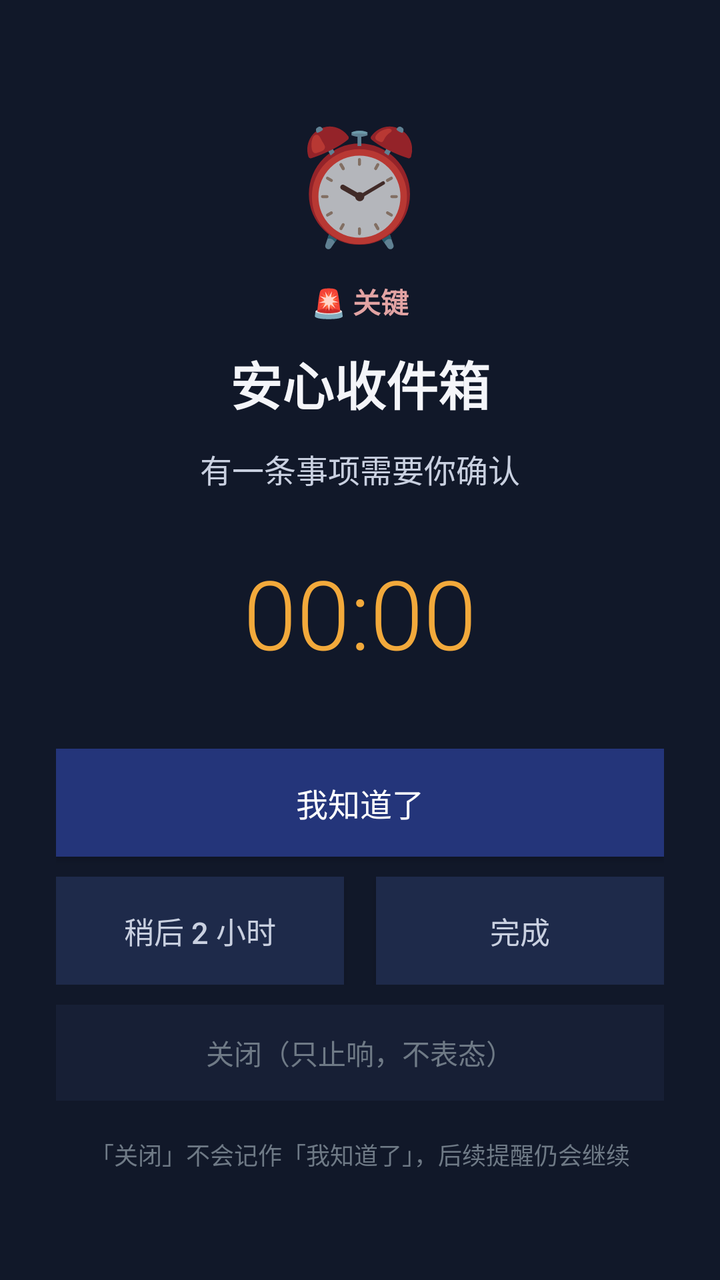
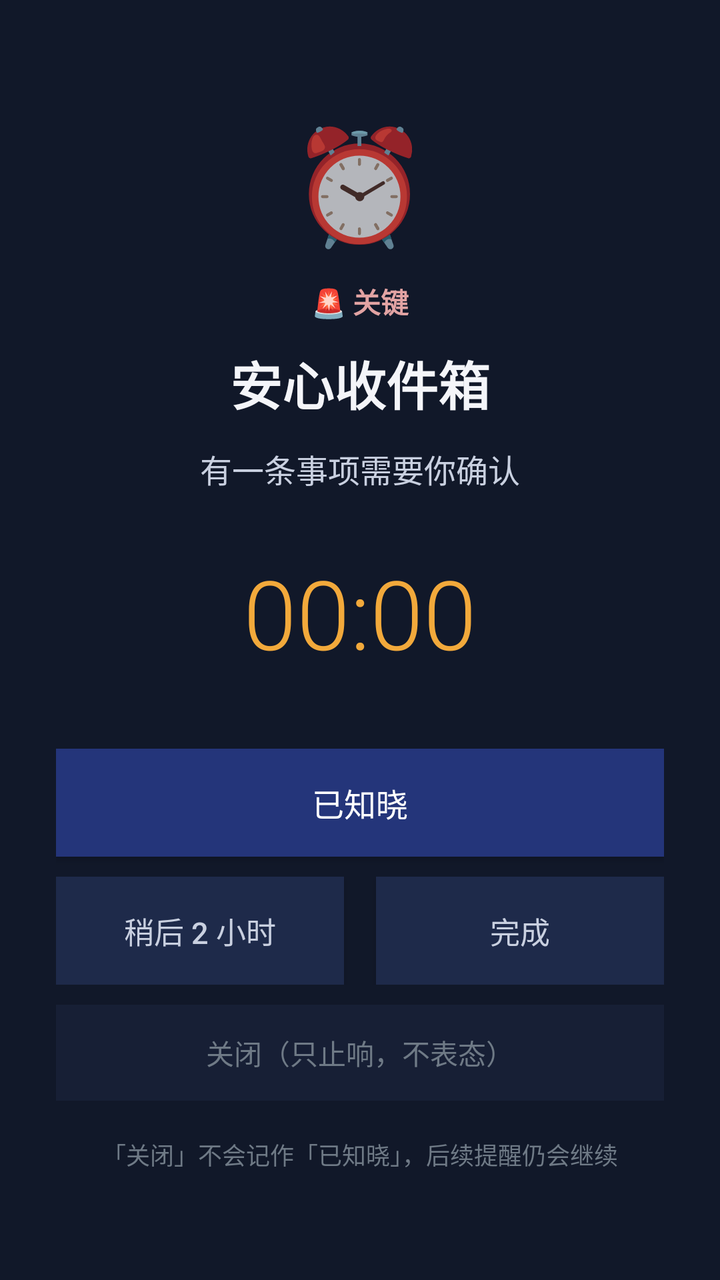

An Android layout rendered at two revisions. The XML below is the earlier revision; the diff shows what the commit changed to produce the second picture.
<!-- AndroidManifest.xml: activity theme AppTheme.Alarm -->
<!-- res/layout/activity_alarm.xml -->
<?xml version="1.0" encoding="utf-8"?>
<LinearLayout xmlns:android="http://schemas.android.com/apk/res/android"
    android:layout_width="match_parent"
    android:layout_height="match_parent"
    android:background="#111829"
    android:gravity="center"
    android:orientation="vertical"
    android:padding="28dp">

    <TextView
        android:layout_width="wrap_content"
        android:layout_height="wrap_content"
        android:text="⏰"
        android:textSize="56sp" />

    <TextView
        android:id="@+id/alarmLevel"
        android:layout_width="wrap_content"
        android:layout_height="wrap_content"
        android:layout_marginTop="12dp"
        android:text="🚨 关键"
        android:textColor="#E2A3A3"
        android:textSize="14sp"
        android:textStyle="bold" />

    <TextView
        android:id="@+id/alarmTitle"
        android:layout_width="match_parent"
        android:layout_height="wrap_content"
        android:layout_marginTop="12dp"
        android:gravity="center"
        android:text="安心收件箱"
        android:textColor="#F4F5F9"
        android:textSize="26sp"
        android:textStyle="bold" />

    <TextView
        android:id="@+id/alarmBody"
        android:layout_width="match_parent"
        android:layout_height="wrap_content"
        android:layout_marginTop="12dp"
        android:gravity="center"
        android:text="有一条事项需要你确认"
        android:textColor="#C9D0E0"
        android:textSize="16sp" />

    <TextView
        android:id="@+id/alarmClockText"
        android:layout_width="wrap_content"
        android:layout_height="wrap_content"
        android:layout_marginTop="28dp"
        android:fontFamily="sans-serif-light"
        android:text="00:00"
        android:textColor="#F2A93B"
        android:textSize="48sp" />

    <LinearLayout
        android:layout_width="match_parent"
        android:layout_height="wrap_content"
        android:layout_marginTop="36dp"
        android:orientation="vertical">

        <Button
            android:id="@+id/btnAck"
            android:layout_width="match_parent"
            android:layout_height="54dp"
            android:background="#24357A"
            android:text="我知道了"
            android:textColor="#FFFFFF"
            android:textSize="16sp" />

        <LinearLayout
            android:layout_width="match_parent"
            android:layout_height="wrap_content"
            android:layout_marginTop="10dp"
            android:orientation="horizontal">

            <Button
                android:id="@+id/btnSnooze"
                android:layout_width="0dp"
                android:layout_height="54dp"
                android:layout_marginEnd="8dp"
                android:layout_weight="1"
                android:background="#1E2A4A"
                android:text="稍后 2 小时"
                android:textColor="#C9D0E0"
                android:textSize="15sp" />

            <Button
                android:id="@+id/btnDone"
                android:layout_width="0dp"
                android:layout_height="54dp"
                android:layout_marginStart="8dp"
                android:layout_weight="1"
                android:background="#1E2A4A"
                android:text="完成"
                android:textColor="#C9D0E0"
                android:textSize="15sp" />
        </LinearLayout>

        <Button
            android:id="@+id/btnDismiss"
            android:layout_width="match_parent"
            android:layout_height="48dp"
            android:layout_marginTop="10dp"
            android:background="#171F35"
            android:text="关闭（只止响，不表态）"
            android:textColor="#6f7a86"
            android:textSize="14sp" />
    </LinearLayout>

    <TextView
        android:layout_width="match_parent"
        android:layout_height="wrap_content"
        android:layout_marginTop="18dp"
        android:gravity="center"
        android:text="「关闭」不会记作「我知道了」，后续提醒仍会继续"
        android:textColor="#6f7a86"
        android:textSize="12sp" />
</LinearLayout>
<!-- resources referenced by this layout -->
<resources>
  <style name="AppTheme.Alarm" parent="Theme.AppCompat.NoActionBar">
          <item name="android:windowBackground">#0F1A14</item>
          <item name="android:statusBarColor">#0F1A14</item>
          <item name="android:navigationBarColor">#0F1A14</item>
          <item name="android:windowShowWallpaper">false</item>
      </style>
</resources>

<!-- the commit's change to res/layout/activity_alarm.xml (unified diff, before → after) -->
@@ -65,7 +65,7 @@
             android:layout_width="match_parent"
             android:layout_height="54dp"
             android:background="#24357A"
-            android:text="我知道了"
+            android:text="已知晓"
             android:textColor="#FFFFFF"
             android:textSize="16sp" />
 
@@ -114,7 +114,7 @@
         android:layout_height="wrap_content"
         android:layout_marginTop="18dp"
         android:gravity="center"
-        android:text="「关闭」不会记作「我知道了」，后续提醒仍会继续"
+        android:text="「关闭」不会记作「已知晓」，后续提醒仍会继续"
         android:textColor="#6f7a86"
         android:textSize="12sp" />
 </LinearLayout>
